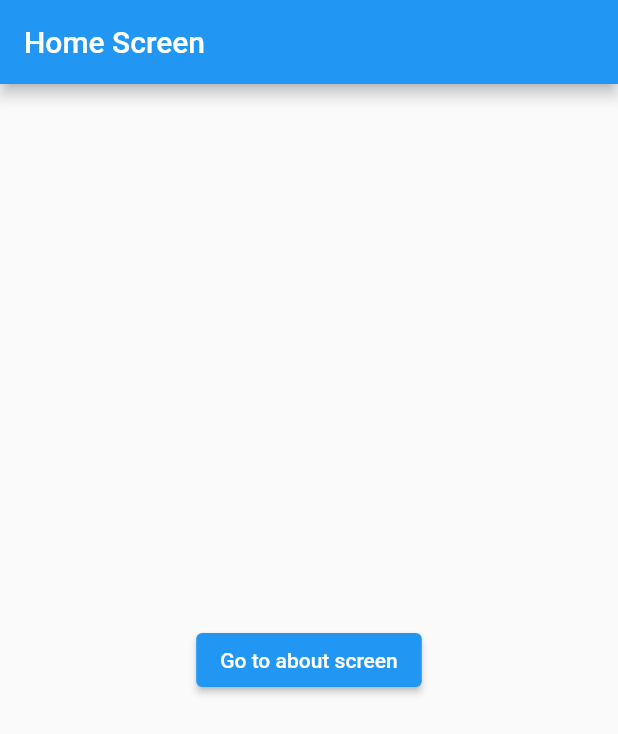
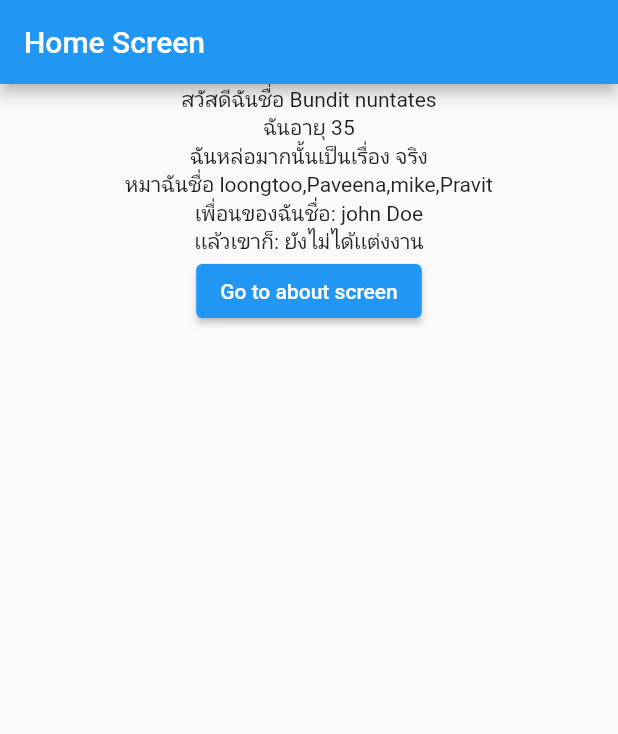
Before and after one commit to NitaKanon/example2, a Flutter app: the screen it shows after launch, on a phone screen of 412 x 824 dp. Shown: the top 734 px of the screen. Run offline on Flutter 3.47's test engine with Material 2 defaults, Android fonts, the phone set to English and light mode, and no system bars.

Commit message:
ทดสอบสร้างตัวเเปร

```diff
--- a/lib/screen/home_screen.dart
+++ b/lib/screen/home_screen.dart
@@ -9,6 +9,19 @@ class HomeScreen extends StatefulWidget {
 }
 
 class _HomeScreenState extends State<HomeScreen> {
+  String name = "Bundit nuntates";
+  int age = 35;
+  bool lookingGood = true;
+
+  List<String> myDognames = ["loongtoo", "Paveena", "mike", "Pravit"];
+
+  Map<String, dynamic> user = {
+    "id": 1,
+    "name": "john Doe",
+    "sex": "male",
+    "married": false
+  };
+
   @override
   Widget build(BuildContext context) {
     return Scaffold(
@@ -16,7 +29,19 @@ class _HomeScreenState extends State<HomeScreen> {
         title: Text("Home Screen"),
       ),
       body: Center(
-        child: ElevatedButton(
+        child: Column(
+          children: [
+            Text("สวัสดีฉันชื่อ $name"),
+            Text("ฉันอายุ $age"),
+            Text(
+                "ฉันหล่อมากนั้นเป็นเรื่อง ${lookingGood ? "จริง" : "ไม่จริง"}"),
+            Text(
+                "หมาฉันชื่อ ${myDognames[0]},${myDognames[1]},${myDognames[2]},${myDognames[3]}"),
+            //...myDognames.map((item) => Text(item)).toList(),
+            Text("เพื่อนของฉันชื่อ: ${user["name"]}"),
+            Text(
+                "เเล้วเขาก็: ${user["married"] ? "เเต่งงานเเล้ว" : "ยังไม่ได้เเต่งงาน"}"),
+            ElevatedButton(
               onPressed: () => {
                 Navigator.of(context).push(
                   MaterialPageRoute(
@@ -28,6 +53,8 @@ class _HomeScreenState extends State<HomeScreen> {
               },
               child: Text("Go to about screen"),
             ),
+          ],
+        ),
       ),
     );
   }
```
Also changed, not shown: lib/main.dart (+5 -7 lines). Lines whose indentation alone changed are shown as unchanged.
